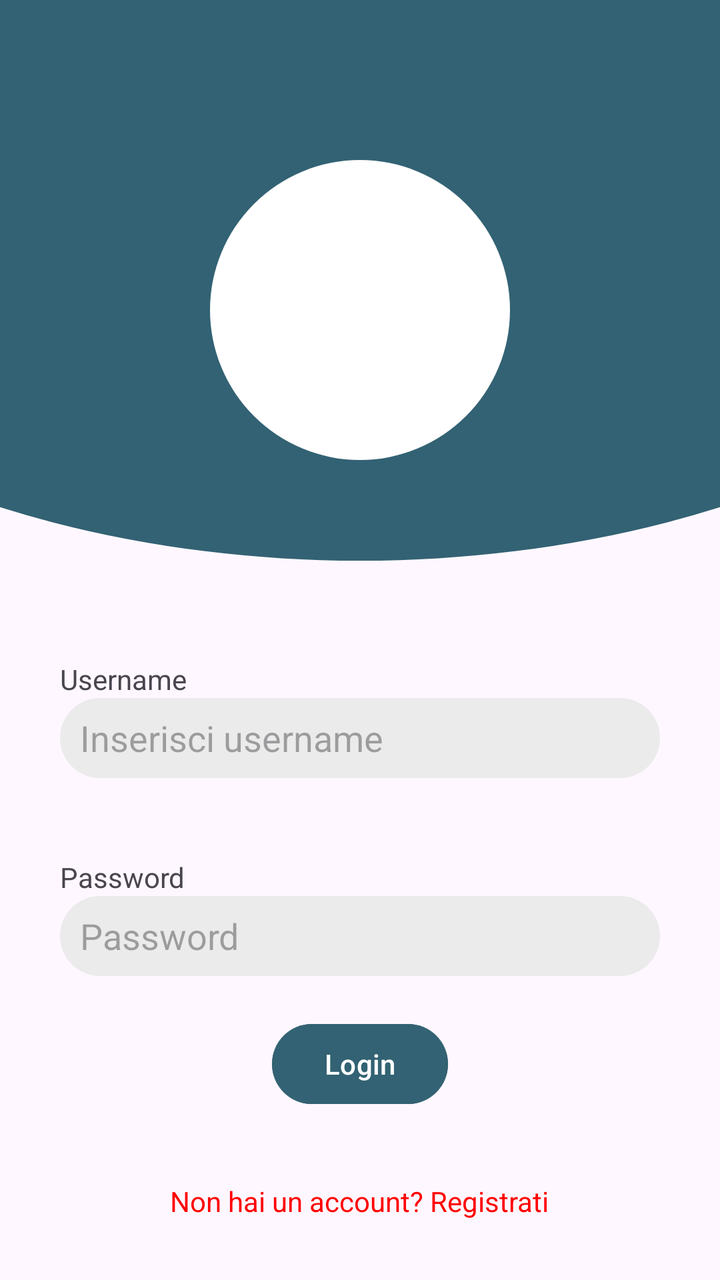
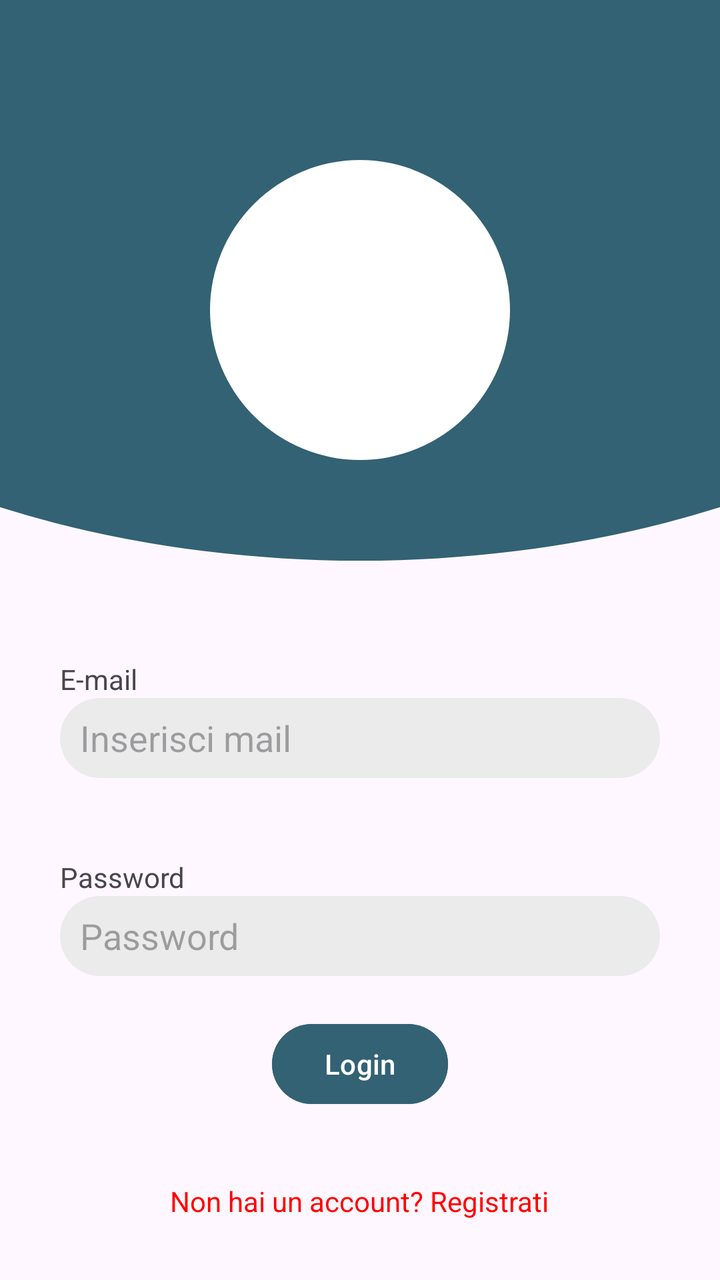

Screens rendered from an Android XML layout before and after an edit, with the pre-edit source and the edit as a unified diff.
<!-- AndroidManifest.xml: application theme Theme.AppPet -->
<!-- res/layout/activity_login.xml -->
<?xml version="1.0" encoding="utf-8"?>
<RelativeLayout xmlns:android="http://schemas.android.com/apk/res/android"
    xmlns:app="http://schemas.android.com/apk/res-auto"
    xmlns:tools="http://schemas.android.com/tools"
    android:id="@+id/main"
    android:layout_width="match_parent"
    android:layout_height="match_parent"
    android:orientation="vertical">

    <FrameLayout
        android:id="@+id/header"
        android:layout_width="wrap_content"
        android:layout_height="300dp"
        android:layout_gravity="top">
        <ImageView
            android:layout_marginTop="-120dp"
            android:id="@+id/Pippo"
            android:layout_width="800dp"
            android:layout_height="500dp"
            android:src="@drawable/cricle_1"
            android:layout_gravity="center"/>

        <ImageView
            android:id="@+id/Pippo2"
            android:layout_width="150dp"
            android:layout_height="150dp"
            android:src="@drawable/circle_2"
            android:layout_gravity="center_horizontal"
            android:layout_marginTop="80dp"/>
    </FrameLayout>

    <LinearLayout
        android:layout_below="@+id/header"
        android:layout_width="wrap_content"
        android:layout_height="wrap_content"
        android:layout_gravity="center"
        android:orientation="vertical"
        android:layout_marginTop="30dp"
        android:layout_centerInParent="true">

        <TextView
            android:textAlignment="textStart"
            android:layout_width="wrap_content"
            android:layout_height="wrap_content"
            android:text="Username"/>

        <EditText
            android:id="@+id/usernameEditTxt"
            android:layout_width="300dp"
            android:layout_height="40dp"
            android:paddingLeft="10dp"
            android:hint="Inserisci username"
            android:background="@drawable/edit_text_background"
            android:layout_marginBottom="40dp"/>

        <TextView
            android:textAlignment="textStart"
            android:layout_width="wrap_content"
            android:layout_height="wrap_content"
            android:text="Password"/>

        <EditText
            android:id="@+id/passwordEditTxt"
            android:layout_width="300dp"
            android:layout_height="40dp"
            android:hint="Password"
            android:paddingLeft="10dp"
            android:background="@drawable/edit_text_background"
            android:layout_marginBottom="20dp"/>

        <Button
            android:id="@+id/loginBTN"
            android:layout_width="wrap_content"
            android:layout_height="wrap_content"
            android:text="Login"
            android:backgroundTint="@color/Blu_base"
            android:layout_gravity="center_horizontal"/>
    </LinearLayout>

    <TextView
        android:layout_marginBottom="30dp"
        android:id="@+id/registrazioneTxt"
        android:layout_width="wrap_content"
        android:layout_height="wrap_content"
        android:text="Non hai un account? Registrati"
        android:textColor="@color/red"
        android:layout_alignParentBottom="true"
        android:layout_centerHorizontal="true"
        android:textIsSelectable="true"/>

</RelativeLayout>
<!-- resources referenced by this layout -->
<resources>
  <color name="Blu_base">#326273</color>
  <color name="red">#FF0000</color>
  <!-- drawable circle_2 (drawable) -->
  <?xml version="1.0" encoding="utf-8"?>
  <shape xmlns:android="http://schemas.android.com/apk/res/android"
      android:shape="oval">
  
      <solid
          android:color="@color/white"
          />
  
  
  </shape>
  <!-- drawable cricle_1 (drawable) -->
  <?xml version="1.0" encoding="utf-8"?>
  <shape xmlns:android="http://schemas.android.com/apk/res/android"
      android:shape="oval">
  
      <solid
          android:color="@color/Blu_base"/>
  
  </shape>
  <!-- drawable edit_text_background (drawable) -->
  <?xml version="1.0" encoding="utf-8"?>
  <shape xmlns:android="http://schemas.android.com/apk/res/android"
      android:shape="rectangle">
  
      <solid
          android:color="@color/sfondo_search"/>
  
      <corners
          android:radius="50dp"/>
  </shape>
  <style name="Theme.AppPet" parent="Base.Theme.AppPet" />
  <color name="white">#FFFFFFFF</color>
  <color name="sfondo_search">#EBEBEB</color>
  <style name="Base.Theme.AppPet" parent="Theme.Material3.DayNight.NoActionBar">
          
          
      </style>
</resources>

<!-- the commit's change to res/layout/activity_login.xml (unified diff, before → after) -->
@@ -42,14 +42,14 @@
             android:textAlignment="textStart"
             android:layout_width="wrap_content"
             android:layout_height="wrap_content"
-            android:text="Username"/>
+            android:text="E-mail"/>
 
         <EditText
             android:id="@+id/usernameEditTxt"
             android:layout_width="300dp"
             android:layout_height="40dp"
             android:paddingLeft="10dp"
-            android:hint="Inserisci username"
+            android:hint="Inserisci mail "
             android:background="@drawable/edit_text_background"
             android:layout_marginBottom="40dp"/>
 
